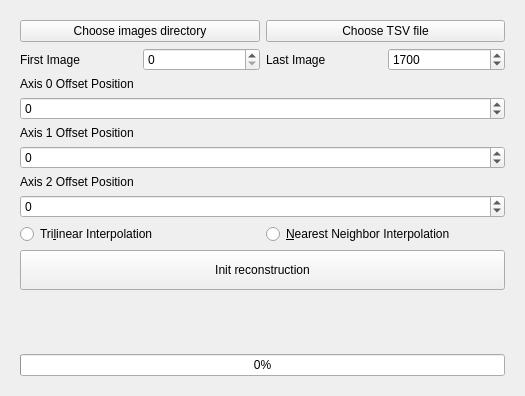
Old version of the form PancreaticLUS/Resources/UI/qSlicerPancreaticLUSModuleWidget.ui in the repository albertofpena/PacreaticLUSSlicer.
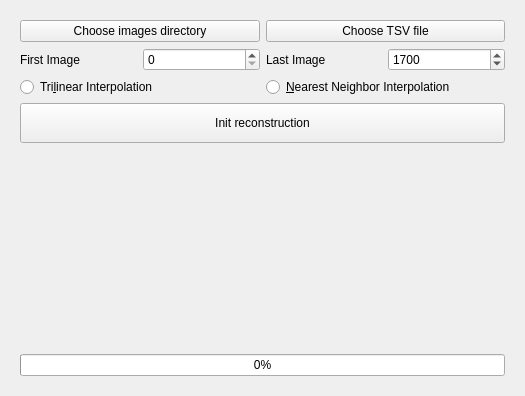
New version of the form. Custom widgets are drawn as their Qt base class.

The edit to the form file:
```diff
--- a/PancreaticLUS/Resources/UI/qSlicerPancreaticLUSModuleWidget.ui
+++ b/PancreaticLUS/Resources/UI/qSlicerPancreaticLUSModuleWidget.ui
@@ -76,57 +76,6 @@
         </item>
        </layout>
       </item>
-      <item>
-       <widget class="QLabel" name="label0">
-        <property name="text">
-         <string>Axis 0 Offset Position</string>
-        </property>
-       </widget>
-      </item>
-      <item>
-       <widget class="QSpinBox" name="offset0SpinBox">
-        <property name="minimum">
-         <number>-1500</number>
-        </property>
-        <property name="maximum">
-         <number>1500</number>
-        </property>
-       </widget>
-      </item>
-      <item>
-       <widget class="QLabel" name="label1">
-        <property name="text">
-         <string>Axis 1 Offset Position</string>
-        </property>
-       </widget>
-      </item>
-      <item>
-       <widget class="QSpinBox" name="offset1SpinBox">
-        <property name="minimum">
-         <number>-1500</number>
-        </property>
-        <property name="maximum">
-         <number>1500</number>
-        </property>
-       </widget>
-      </item>
-      <item>
-       <widget class="QLabel" name="label2">
-        <property name="text">
-         <string>Axis 2 Offset Position</string>
-        </property>
-       </widget>
-      </item>
-      <item>
-       <widget class="QSpinBox" name="offset2SpinBox">
-        <property name="minimum">
-         <number>-1500</number>
-        </property>
-        <property name="maximum">
-         <number>1500</number>
-        </property>
-       </widget>
-      </item>
       <item>
        <layout class="QHBoxLayout" name="horizontalLayout_3">
         <item>
@@ -193,19 +142,6 @@
      </layout>
     </widget>
    </item>
-   <item>
-    <spacer name="verticalSpacer">
-     <property name="orientation">
-      <enum>Qt::Vertical</enum>
-     </property>
-     <property name="sizeHint" stdset="0">
-      <size>
-       <width>0</width>
-       <height>0</height>
-      </size>
-     </property>
-    </spacer>
-   </item>
   </layout>
  </widget>
  <customwidgets>
```
